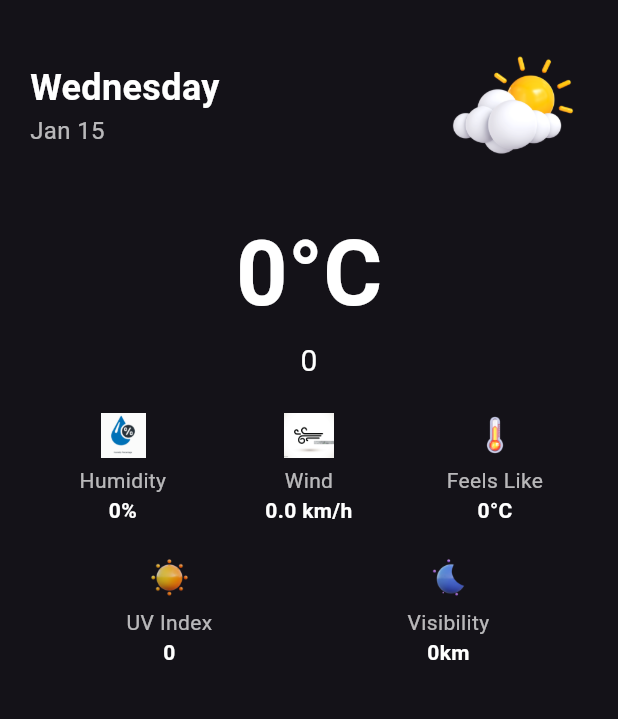
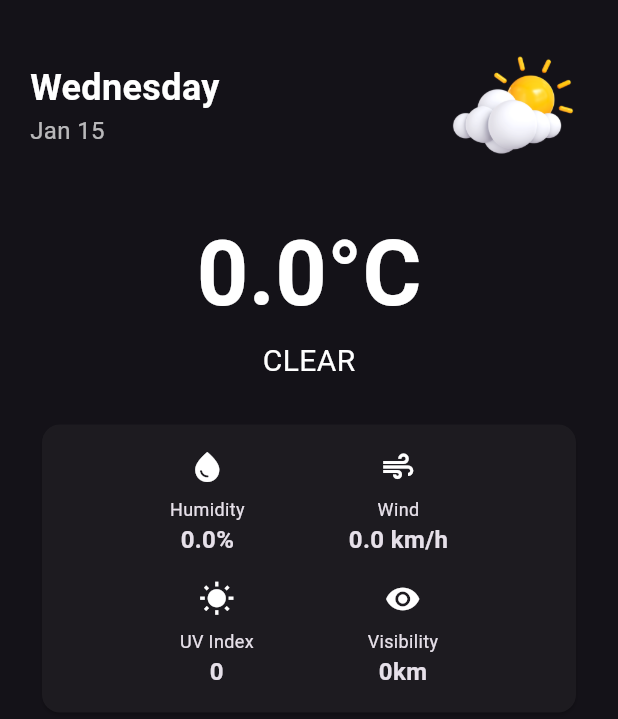
Before and after one commit to Ogunleye-Similoluwa/SkyScope, a Flutter app: the WeatherCardContent widget shown alone on an empty page, opened directly with empty values, on a phone screen of 412 x 824 dp. Shown: the top 719 px of the screen. Run offline on Flutter 3.47's test engine with Material 3 defaults, Android fonts, the phone set to English and light mode, and no system bars; our stand-ins replace equatable, fl_chart, flutter_bloc, flutter_dotenv, flutter_local_notifications, geolocator and 2 more; accounts and stored records are empty.

Commit message:
fixed git issues

```diff
--- a/lib/bloc/weather_bloc_bloc.dart
+++ b/lib/bloc/weather_bloc_bloc.dart
@@ -1,8 +1,10 @@
-import 'package:bloc/bloc.dart';
+import 'dart:async';
+import 'package:flutter_bloc/flutter_bloc.dart';
 import 'package:equatable/equatable.dart';
 import 'package:geolocator/geolocator.dart';
 import '../services/weather_service.dart';
 import '../models/tomorrow_weather.dart';
+import '../models/weather_alert.dart';
 
 part 'weather_bloc_event.dart';
 part 'weather_bloc_state.dart';
--- a/lib/main.dart
+++ b/lib/main.dart
@@ -7,8 +7,7 @@ import 'package:geolocator/geolocator.dart';
 import 'package:flutter_dotenv/flutter_dotenv.dart';
 import 'bloc/setting_cubit.dart';
 
-
-Future<void> main() async{
+Future<void> main() async {
   WidgetsFlutterBinding.ensureInitialized();
   final prefs = await SharedPreferences.getInstance();
   await dotenv.load(fileName: ".env");
@@ -23,8 +22,8 @@ Future<void> main() async{
           create: (context) => WeatherBlocBloc(),
         ),
       ],
-      child: const MainApp()
-    )
+      child: const MainApp(),
+    ),
   );
 }
 
@@ -39,21 +38,20 @@ class MainApp extends StatelessWidget {
       home: FutureBuilder(
         future: _determinePosition(),
         builder: (context, snap) {
-					if(snap.hasData) {
+          if (snap.hasData) {
             context.read<WeatherBlocBloc>().add(
-							FetchWeather(snap.data as Position)
+              FetchWeather(snap.data as Position),
             );
             return const HomeScreen();
-					} else {
+          }
           return const Scaffold(
             backgroundColor: Colors.black,
             body: Center(
               child: CircularProgressIndicator(),
             ),
           );
-					}
-        }
-      )
+        },
+      ),
     );
   }
 }
--- a/lib/reusables/weather_card_content.dart
+++ b/lib/reusables/weather_card_content.dart
@@ -1,6 +1,7 @@
 import 'package:flutter/material.dart';
 import 'package:intl/intl.dart';
-import '../models/tomorrow_weather.dart';
+import 'package:simple_weather_application/models/tomorrow_weather.dart';
+import 'package:weather/weather.dart';
 import 'weather_icon.dart';
 import 'weather_details.dart';
 
@@ -15,6 +16,20 @@ class WeatherCardContent extends StatelessWidget {
     required this.isCurrentDay,
     required this.index,
   }) : super(key: key);
+
+  String _getWeatherDescription(String code) {
+    switch (code) {
+      case '1000': return 'CLEAR';
+      case '1100': return 'MOSTLY CLEAR';
+      case '1101': return 'PARTLY CLOUDY';
+      case '1102': return 'MOSTLY CLOUDY';
+      case '1001': return 'CLOUDY';
+      case '4000': return 'RAIN';
+      case '4001': return 'LIGHT RAIN';
+      case '4200': return 'SNOW';
+      default: return 'CLEAR';
+    }
+  }
 
   @override
   Widget build(BuildContext context) {
@@ -55,7 +70,7 @@ class WeatherCardContent extends StatelessWidget {
             const SizedBox(height: 20),
             Center(
               child: Text(
-                '${weather.temperature.round()}°C',
+                '${weather.temperature.toStringAsFixed(1)}°C',
                 style: TextStyle(
                   color: Colors.white,
                   fontSize: isCurrentDay ? 72 : 60,
@@ -65,7 +80,7 @@ class WeatherCardContent extends StatelessWidget {
             ),
             Center(
               child: Text(
-                weather.weatherCode.toString(),
+                _getWeatherDescription(weather.weatherCode.toString()),
                 style: TextStyle(
                   color: Colors.white,
                   fontSize: isCurrentDay ? 24 : 20,
@@ -73,7 +88,13 @@ class WeatherCardContent extends StatelessWidget {
               ),
             ),
             const SizedBox(height: 20),
-            WeatherDetails(weather: weather, index: index),
+            WeatherDetails(
+              humidity: weather.humidity.toDouble() ?? 0,
+              windSpeed: weather.windSpeed ?? 0,
+              pressure: weather.pressure ?? 0,
+              uvIndex: weather.uvIndex.toDouble() ?? 0,
+              visibility: weather.visibility.toDouble() ?? 0,
+            ),
           ],
         ),
       ),
--- a/lib/reusables/weather_details.dart
+++ b/lib/reusables/weather_details.dart
@@ -1,78 +1,87 @@
 // components/weather_details.dart
 import 'package:flutter/material.dart';
-import 'package:intl/intl.dart';
-import '../models/tomorrow_weather.dart';
 
 class WeatherDetails extends StatelessWidget {
-  final TomorrowWeather weather;
-  final int index;
+  final double humidity;
+  final double windSpeed;
+  final double pressure;
+  final double uvIndex;
+  final double visibility;
 
   const WeatherDetails({
     Key? key,
-    required this.weather,
-    required this.index,
+    required this.humidity,
+    required this.windSpeed,
+    required this.pressure,
+    required this.uvIndex,
+    required this.visibility,
   }) : super(key: key);
 
   @override
   Widget build(BuildContext context) {
-    return Column(
+    return Card(
+      margin: const EdgeInsets.all(8.0),
+      child: Padding(
+        padding: const EdgeInsets.all(16.0),
+        child: Column(
+          crossAxisAlignment: CrossAxisAlignment.start,
           children: [
             Row(
               mainAxisAlignment: MainAxisAlignment.spaceEvenly,
               children: [
-            Expanded(
-              child: _buildDetailItem('Humidity', '${weather.humidity}%', 'assets/humidity.jpg'),
+                _buildDetailItem(
+                  icon: Icons.water_drop,
+                  label: 'Humidity',
+                  value: '$humidity%',
                 ),
-            Expanded(
-              child: _buildDetailItem('Wind', '${weather.windSpeed} km/h', 'assets/wind.jpg'),
-            ),
-            Expanded(
-              child: _buildDetailItem('Feels Like', '${weather.feelsLike.round()}°C', 'assets/13.png'),
+                _buildDetailItem(
+                  icon: Icons.air,
+                  label: 'Wind',
+                  value: '$windSpeed km/h',
                 ),
               ],
             ),
-        const SizedBox(height: 20),
+            const SizedBox(height: 16),
             Row(
               mainAxisAlignment: MainAxisAlignment.spaceEvenly,
               children: [
-            Expanded(
-              child: _buildDetailItem(
-                'UV Index',
-                '${weather.uvIndex.round()}',
-                'assets/11.png'
+                _buildDetailItem(
+                  icon: Icons.wb_sunny,
+                  label: 'UV Index',
+                  value: uvIndex.round().toString(),
                 ),
-            ),
-            Expanded(
-              child: _buildDetailItem(
-                'Visibility',
-                '${weather.visibility.round()}km',
-                'assets/12.png'
-              ),
+                _buildDetailItem(
+                  icon: Icons.visibility,
+                  label: 'Visibility',
+                  value: '${visibility.round()}km',
                 ),
               ],
             ),
           ],
+        ),
+      ),
     );
   }
 
-  Widget _buildDetailItem(String label, String value, String iconPath) {
+  Widget _buildDetailItem({
+    required IconData icon,
+    required String label,
+    required String value,
+  }) {
     return Column(
-      mainAxisSize: MainAxisSize.min,
       children: [
-        Image.asset(iconPath, height: 30),
-        const SizedBox(height: 5),
+        Icon(icon, size: 24),
+        const SizedBox(height: 8),
         Text(
           label,
-          style: const TextStyle(color: Colors.white70),
-          textAlign: TextAlign.center,
+          style: const TextStyle(fontSize: 12),
         ),
         Text(
           value,
           style: const TextStyle(
-            color: Colors.white,
+            fontSize: 16,
             fontWeight: FontWeight.bold,
           ),
-          textAlign: TextAlign.center,
         ),
       ],
     );
```
Lines whose indentation alone changed are shown as unchanged.
